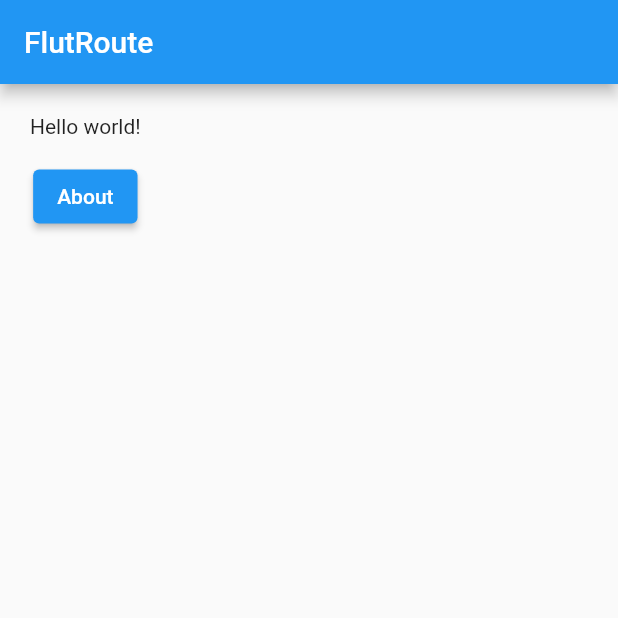
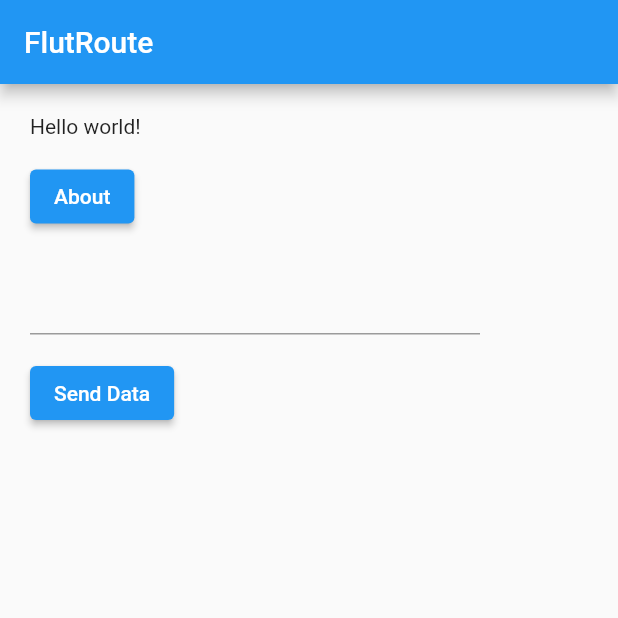
Before and after one commit to alfianandinugraha/flutroute, a Flutter app: the screen it shows after launch, on a phone screen of 412 x 824 dp, the top half of it. Run offline on Flutter 3.47's test engine with Material 2 defaults, Android fonts, the phone set to English and light mode, and no system bars.

Commit message:
feat(widget): add Form to send data to user page

```diff
--- a/lib/pages/home_page.dart
+++ b/lib/pages/home_page.dart
@@ -1,5 +1,37 @@
 import 'package:flutter/material.dart';
 import 'package:flutter_routing/layouts/static_layout.dart';
+
+class Form extends StatefulWidget {
+  const Form({Key? key}) : super(key: key);
+
+  @override
+  _FormState createState() => _FormState();
+}
+
+class _FormState extends State<Form> {
+  String input = "";
+
+  @override
+  Widget build(BuildContext context) {
+    return Column(
+      crossAxisAlignment: CrossAxisAlignment.start,
+      children: [
+        Container(
+          margin: const EdgeInsets.fromLTRB(0, 0, 0, 15),
+          child: TextField(
+            onChanged: (value) => setState(() => input = value),
+          )
+        ),
+        ElevatedButton(
+          onPressed: () {
+            print(input);
+          },
+          child: const Text("Send Data")
+        )
+      ],
+    );
+  }
+}
 
 class HomePage extends StatelessWidget {
   const HomePage({Key? key}) : super(key: key);
@@ -8,6 +40,8 @@ class HomePage extends StatelessWidget {
   Widget build(BuildContext context) {
     return StaticLayout(
       child: Column(
+        mainAxisAlignment: MainAxisAlignment.start,
+        crossAxisAlignment: CrossAxisAlignment.start,
         children: [
           Container(
             margin: const EdgeInsets.fromLTRB(0, 0, 0, 15),
@@ -17,9 +51,12 @@ class HomePage extends StatelessWidget {
             onPressed: () {
               Navigator.pushNamed(context, '/about');
             },
-            child: const Text(
-              "About"
-            )
+            child: const Text("About")
+          ),
+          Container(
+            width: 300,
+            margin: const EdgeInsets.fromLTRB(0, 20, 0, 0),
+            child: const Form(),
           )
         ],
       ),
```
